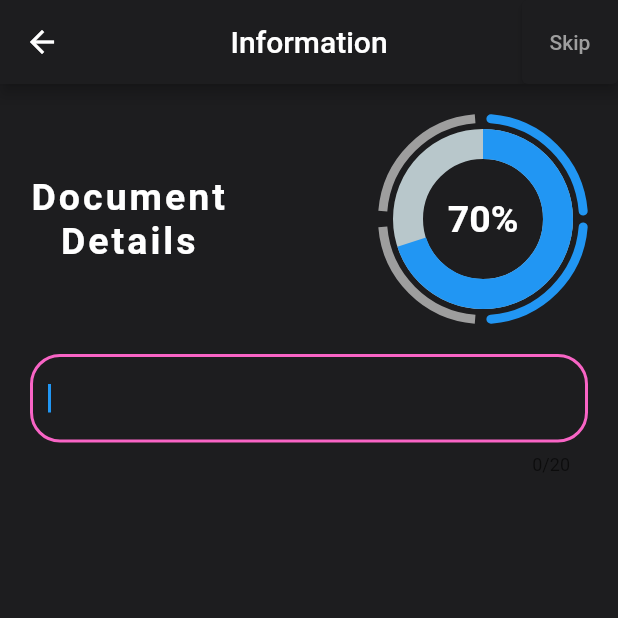
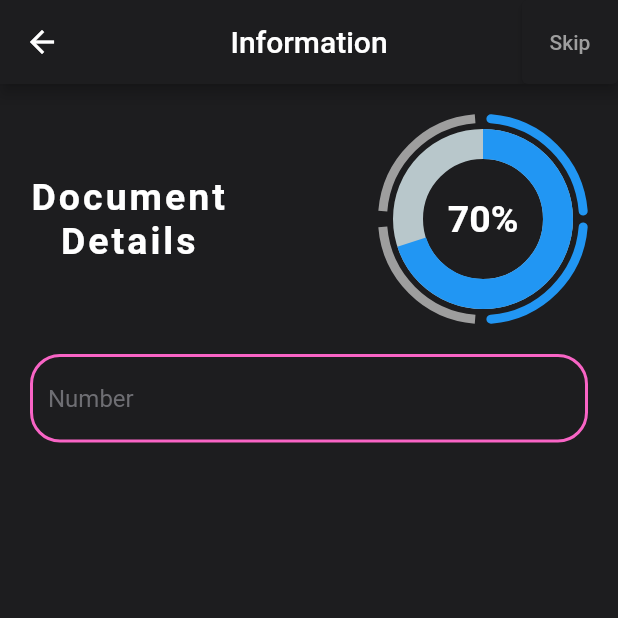
Before and after one commit to matthcaptain/document_management_app, a Flutter app: the QuestionTwoScreen screen opened by its route, on a phone screen of 412 x 824 dp, the top half of it. Run offline on Flutter 3.47's test engine with Material 2 defaults, Android fonts, the phone set to English and light mode, and no system bars; drawn by our look-alikes of percent_indicator, step_progress_indicator; our stand-ins replace bloc, country_picker, equatable, flutter_bloc, go_router; missing offline and left inert: flutter_custom_selector; Roboto replaces fonts that are missing (Montserrat).

Commit message:
feat/Implement choose ID for the first question

```diff
--- a/lib/screens/questionThree/question_three_screen.dart
+++ b/lib/screens/questionThree/question_three_screen.dart
@@ -43,10 +43,12 @@ class _QuestionThreeScreen extends State<QuestionThreeScreen> {
                   onPressed: () {
                     showCountryPicker(
                       context: context,
+                      showWorldWide: true,
                       onSelect: (Country country) {
                         print("Selct country: , ${country.displayName}");
                       },
                       countryListTheme: const CountryListThemeData(
+                        flagSize: 0,
                         // Optional. Sets the border radius for the bottomsheet.
                         textStyle: TextStyle(
                             color: Color.fromRGBO(110, 110, 115, 1),
--- a/lib/screens/questionTwo/question_two_screen.dart
+++ b/lib/screens/questionTwo/question_two_screen.dart
@@ -5,7 +5,6 @@ import 'package:flutter/services.dart';
 
 class QuestionTwoScreen extends StatelessWidget {
   const QuestionTwoScreen({Key? key}) : super(key: key);
-
   @override
   Widget build(BuildContext context) {
     return Scaffold(
@@ -15,7 +14,7 @@ class QuestionTwoScreen extends StatelessWidget {
           backgroundColor: const Color.fromRGBO(29, 29, 31, 1),
           leading: BackButton(
             color: Colors.white,
-            onPressed: () => context.go('/home'),
+            onPressed: () => context.go('/questionOne'),
           ),
           actions: [
             ElevatedButton(
@@ -35,28 +34,29 @@ class QuestionTwoScreen extends StatelessWidget {
             children: [
               const ProgressTitle(),
               const Padding(padding: EdgeInsets.fromLTRB(0, 20, 0, 0)),
-              TextField(
-                autofocus: true,
-                maxLength: 20,
-                inputFormatters: [
-                  FilteringTextInputFormatter.allow(RegExp('[0-9.,]')),
-                ],
-                style: const TextStyle(color: Color.fromRGBO(110, 110, 115, 1)),
-                decoration: const InputDecoration(
+              GestureDetector(
+                child: const TextField(
+                  style: TextStyle(color: Color.fromRGBO(110, 110, 115, 1)),
+                  decoration: InputDecoration(
+                      hintText: 'Number',
                       enabledBorder: OutlineInputBorder(
                           borderRadius: BorderRadius.all(Radius.circular(20)),
                           borderSide: BorderSide(
-                            width: 2, color: Color.fromRGBO(248, 100, 197, 1))),
+                              width: 2,
+                              color: Color.fromRGBO(248, 100, 197, 1))),
                       border: OutlineInputBorder(
                           borderRadius: BorderRadius.all(Radius.circular(20)),
                           borderSide: BorderSide(
-                            width: 2, color: Color.fromRGBO(248, 100, 197, 1))),
+                              width: 2,
+                              color: Color.fromRGBO(248, 100, 197, 1))),
                       focusedBorder: OutlineInputBorder(
                           borderRadius: BorderRadius.all(Radius.circular(20)),
                           borderSide: BorderSide(
-                            width: 2, color: Color.fromRGBO(248, 100, 197, 1))),
+                              width: 2,
+                              color: Color.fromRGBO(248, 100, 197, 1))),
                       hintStyle:
                           TextStyle(color: Color.fromRGBO(110, 110, 115, 1))),
+                ),
               ),
               Expanded(
                 child: Align(
@@ -65,7 +65,7 @@ class QuestionTwoScreen extends StatelessWidget {
                     children: [
                       Expanded(
                         child: ElevatedButton(
-                          onPressed: () {},
+                          onPressed: () => context.go("/questionOne"),
                           style: ElevatedButton.styleFrom(
                             fixedSize: const Size(100, 50),
                             backgroundColor:
```
Also changed, not shown: lib/screens/questionOne/question_one_screen.dart (+28 -5 lines). Lines whose indentation alone changed are shown as unchanged.
